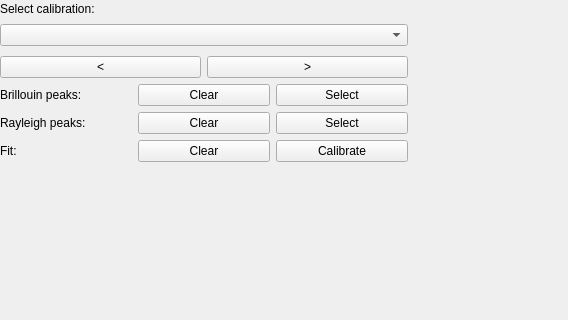
The window that bmicro/gui/calibration/calibration_view.ui (BrillouinMicroscopy/BMicro) describes before a commit, drawn with Qt 5; both pictures show x 0 to 568 and y 0 to 320 of the 914 by 615 pixel window.
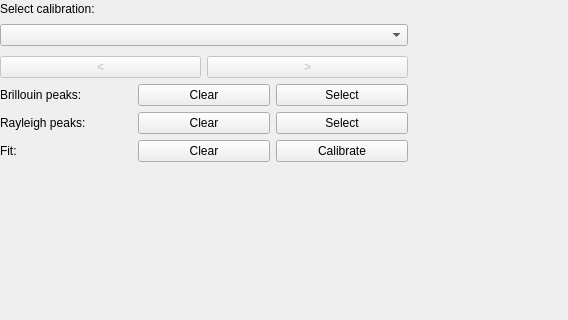
The same window after the commit.

```diff
--- a/bmicro/gui/calibration/calibration_view.ui
+++ b/bmicro/gui/calibration/calibration_view.ui
@@ -99,6 +99,9 @@
         <layout class="QHBoxLayout" name="horizontalLayout">
          <item>
           <widget class="QPushButton" name="button_prev_frame">
+           <property name="enabled">
+            <bool>false</bool>
+           </property>
            <property name="text">
             <string>&lt;</string>
            </property>
@@ -106,6 +109,9 @@
          </item>
          <item>
           <widget class="QPushButton" name="button_next_frame">
+           <property name="enabled">
+            <bool>false</bool>
+           </property>
            <property name="text">
             <string>&gt;</string>
            </property>
```
Left out of the diff: 9 changed lines with no effect on the pictures.
